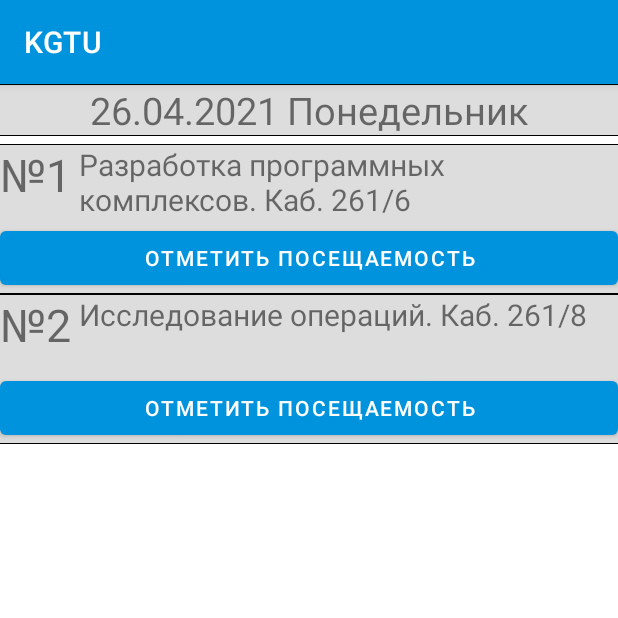
After one commit to AlexManSup/Diploma, an Android app: the Schedule screen opened directly, with no data from a screen before it, on a phone screen of 412 x 824 dp, the top half of it. The commit adds this screen. Run offline under Robolectric (Android 15) with nearby library versions, the phone set to English and light mode, and no system bars.

Commit message:
Schedule activity and correct order of activities
Schedule activity was added along with Class (totally the worst name for a Kotlin class) and ScheduleAdapter
Also order of activities was changed to better represent correct workflow of an app

```diff
--- /dev/null
+++ b/KGTU/app/src/main/java/com/example/kgtu/Class.kt
@@ -0,0 +1,8 @@
+package com.example.kgtu
+
+data class Class(
+        var classInfo : String,
+
+) {
+
+}
--- /dev/null
+++ b/KGTU/app/src/main/java/com/example/kgtu/Schedule.kt
@@ -0,0 +1,26 @@
+package com.example.kgtu
+
+import androidx.appcompat.app.AppCompatActivity
+import android.os.Bundle
+import androidx.recyclerview.widget.LinearLayoutManager
+import com.example.kgtu.databinding.ActivityScheduleBinding
+
+class Schedule : AppCompatActivity() {
+    lateinit var binding: ActivityScheduleBinding
+    lateinit var scheduleAdapter: ScheduleAdapter
+    override fun onCreate(savedInstanceState: Bundle?) {
+        super.onCreate(savedInstanceState)
+        val st1 = Class("Разработка программных комплексов. Каб. 261/6")
+        val st2 = Class("Исследование операций. Каб. 261/8")
+        var st : MutableList<Class> = ArrayList()
+        st.add(st1)
+        st.add(st2)
+        binding = ActivityScheduleBinding.inflate(layoutInflater)
+        setContentView(binding.root)
+        scheduleAdapter = ScheduleAdapter(st)
+
+        binding.rvSchedule.adapter = scheduleAdapter
+        binding.rvSchedule.layoutManager = LinearLayoutManager(this)
+
+    }
+}
--- /dev/null
+++ b/KGTU/app/src/main/java/com/example/kgtu/ScheduleAdapter.kt
@@ -0,0 +1,50 @@
+package com.example.kgtu
+
+
+import android.content.Intent
+import android.view.LayoutInflater
+import android.view.View
+import android.view.ViewGroup
+import androidx.appcompat.view.menu.ActionMenuItemView
+import androidx.core.content.ContextCompat.startActivity
+import androidx.recyclerview.widget.RecyclerView
+import com.example.kgtu.databinding.ActivityScheduleBinding
+import com.example.kgtu.databinding.ItemClassBinding
+
+class ScheduleAdapter(
+        var Classes: MutableList<Class>): RecyclerView.Adapter<ScheduleAdapter.ClassesHolder>() {
+
+    private lateinit var binding: ActivityScheduleBinding
+
+    inner class ClassesHolder(itemView: View): RecyclerView.ViewHolder(itemView){
+        val binding = ItemClassBinding.bind(itemView)
+    }
+
+
+    override fun onCreateViewHolder(parent: ViewGroup, viewType: Int): ClassesHolder {
+        return ClassesHolder(
+                LayoutInflater.from(parent.context).inflate(
+                        R.layout.item_class,
+                        parent,
+                        false
+                )
+        )
+    }
+
+    override fun onBindViewHolder(holder: ClassesHolder, position: Int) {
+        val curClass = Classes[position]
+        holder.itemView.apply {
+            holder.binding.tvClassInfo.text = curClass.classInfo
+            holder.binding.tvClassNum.text = "№"+(position+1).toString()
+            holder.binding.btnOpen.setOnClickListener{
+                val intent = Intent(context, MainActivity::class.java)
+                context.startActivity(intent)
+
+            }
+        }
+    }
+
+    override fun getItemCount(): Int {
+        return Classes.size
+    }
+}
--- /dev/null
+++ b/KGTU/app/src/main/res/drawable/back.xml
@@ -0,0 +1,20 @@
+<?xml version="1.0" encoding="utf-8"?>
+<layer-list xmlns:android="http://schemas.android.com/apk/res/android" >
+    <item>
+        <shape
+            android:shape="rectangle">
+            <stroke android:width="1dp" android:color="#FF000000" />
+            <solid android:color="#FFDDDDDD" />
+
+        </shape>
+    </item>
+
+    <item android:top="1dp" android:bottom="1dp">
+        <shape
+            android:shape="rectangle">
+            <stroke android:width="1dp" android:color="#FFDDDDDD" />
+            <solid android:color="#00000000" />
+        </shape>
+    </item>
+
+</layer-list>
--- /dev/null
+++ b/KGTU/app/src/main/res/layout/activity_schedule.xml
@@ -0,0 +1,30 @@
+<?xml version="1.0" encoding="utf-8"?>
+<androidx.constraintlayout.widget.ConstraintLayout xmlns:android="http://schemas.android.com/apk/res/android"
+    xmlns:app="http://schemas.android.com/apk/res-auto"
+    xmlns:tools="http://schemas.android.com/tools"
+    android:layout_width="match_parent"
+    android:layout_height="match_parent"
+    tools:context=".Schedule">
+
+    <TextView
+        android:id="@+id/textView"
+        android:layout_width="match_parent"
+        android:layout_height="wrap_content"
+        android:text="26.04.2021 Понедельник"
+        android:textAlignment="center"
+        android:textSize="25sp"
+        android:background="@drawable/back"
+        app:layout_constraintEnd_toEndOf="parent"
+        app:layout_constraintStart_toStartOf="parent"
+        app:layout_constraintTop_toTopOf="parent" />
+
+    <androidx.recyclerview.widget.RecyclerView
+        android:layout_marginTop="5dp"
+        android:id="@+id/rvSchedule"
+        android:layout_width="match_parent"
+        android:layout_height="0dp"
+        app:layout_constraintBottom_toBottomOf="parent"
+        app:layout_constraintEnd_toEndOf="parent"
+        app:layout_constraintStart_toStartOf="parent"
+        app:layout_constraintTop_toBottomOf="@+id/textView" />
+</androidx.constraintlayout.widget.ConstraintLayout>
--- /dev/null
+++ b/KGTU/app/src/main/res/layout/item_class.xml
@@ -0,0 +1,44 @@
+<?xml version="1.0" encoding="utf-8"?>
+<androidx.constraintlayout.widget.ConstraintLayout
+    xmlns:android="http://schemas.android.com/apk/res/android"
+    xmlns:app="http://schemas.android.com/apk/res-auto"
+    xmlns:tools="http://schemas.android.com/tools"
+    android:layout_width="match_parent"
+    android:layout_height="100dp"
+    android:background="@drawable/back">
+
+    <TextView
+        android:id="@+id/tvClassInfo"
+        android:layout_width="0dp"
+        android:layout_height="0dp"
+        android:text=""
+        android:textSize="20sp"
+        android:layout_marginLeft="5dp"
+        app:layout_constraintBottom_toTopOf="@+id/btnOpen"
+        app:layout_constraintEnd_toEndOf="parent"
+        app:layout_constraintStart_toEndOf="@+id/tvClassNum"
+        app:layout_constraintTop_toTopOf="parent" />
+
+    <TextView
+        android:id="@+id/tvClassNum"
+        android:layout_width="wrap_content"
+        android:layout_height="0dp"
+        android:text=""
+        android:textAlignment="center"
+        android:textSize="30sp"
+        app:layout_constraintBottom_toTopOf="@+id/btnOpen"
+        app:layout_constraintStart_toStartOf="parent"
+        app:layout_constraintTop_toTopOf="parent" />
+
+    <Button
+        android:id="@+id/btnOpen"
+        android:layout_width="match_parent"
+        android:layout_height="wrap_content"
+        android:text="Отметить посещаемость"
+        app:layout_constraintBottom_toBottomOf="parent"
+        app:layout_constraintEnd_toEndOf="parent"
+        app:layout_constraintStart_toStartOf="parent"
+        app:layout_constraintTop_toTopOf="parent"
+        app:layout_constraintVertical_bias="1.0" />
+
+</androidx.constraintlayout.widget.ConstraintLayout>
--- a/KGTU/app/src/main/res/values-night/themes.xml
+++ b/KGTU/app/src/main/res/values-night/themes.xml
@@ -2,8 +2,8 @@
     <!-- Base application theme. -->
     <style name="Theme.KGTU" parent="Theme.MaterialComponents.DayNight.DarkActionBar">
         <!-- Primary brand color. -->
-        <item name="colorPrimary">@color/purple_200</item>
-        <item name="colorPrimaryVariant">@color/purple_700</item>
+        <item name="colorPrimary">@color/light_blue</item>
+        <item name="colorPrimaryVariant">@color/light_blue</item>
         <item name="colorOnPrimary">@color/black</item>
         <!-- Secondary brand color. -->
         <item name="colorSecondary">@color/teal_200</item>
--- a/KGTU/app/src/main/res/values/colors.xml
+++ b/KGTU/app/src/main/res/values/colors.xml
@@ -3,6 +3,7 @@
     <color name="purple_200">#FFBB86FC</color>
     <color name="purple_500">#FF6200EE</color>
     <color name="purple_700">#FF3700B3</color>
+    <color name="light_blue">#0093dd</color>
     <color name="teal_200">#FF03DAC5</color>
     <color name="teal_700">#FF018786</color>
     <color name="black">#FF000000</color>
--- a/KGTU/app/src/main/res/values/themes.xml
+++ b/KGTU/app/src/main/res/values/themes.xml
@@ -2,8 +2,8 @@
     <!-- Base application theme. -->
     <style name="Theme.KGTU" parent="Theme.MaterialComponents.DayNight.DarkActionBar">
         <!-- Primary brand color. -->
-        <item name="colorPrimary">@color/purple_500</item>
-        <item name="colorPrimaryVariant">@color/purple_700</item>
+        <item name="colorPrimary">@color/light_blue</item>
+        <item name="colorPrimaryVariant">@color/light_blue</item>
         <item name="colorOnPrimary">@color/white</item>
         <!-- Secondary brand color. -->
         <item name="colorSecondary">@color/teal_200</item>
```
Also changed, not shown: KGTU/app/src/main/AndroidManifest.xml (+5 -2 lines), KGTU/app/src/main/java/com/example/kgtu/MainActivity.kt (+5 -2 lines), KGTU/app/src/main/java/com/example/kgtu/MainActivity2.kt (+9 -1 lines), KGTU/app/src/main/java/com/example/kgtu/MainMenu.kt (added, +20 -0 lines), KGTU/app/src/main/res/layout/activity_main.xml (+22 -2 lines), KGTU/app/src/main/res/layout/activity_main2.xml (+5 -3 lines), KGTU/app/src/main/res/layout/activity_main_menu.xml (added, +55 -0 lines).
